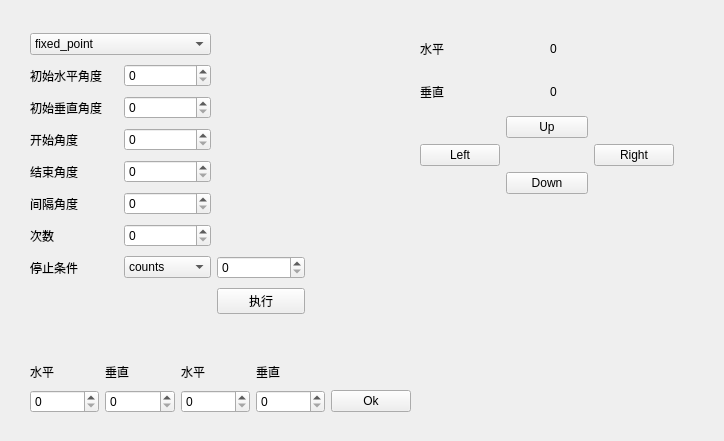
First picture: the form in ui/ControlTab.ui, repository yrj2009yrj/RadarServer, before the edit.
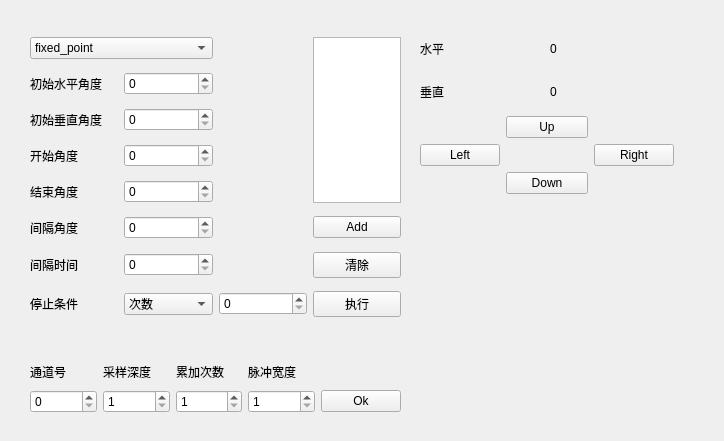
Second picture: the form after the edit.

```diff
--- a/ui/ControlTab.ui
+++ b/ui/ControlTab.ui
@@ -16,41 +16,23 @@
   <property name="toolTip">
    <string/>
   </property>
-  <widget class="QWidget" name="">
+  <widget class="QWidget" name="layoutWidget">
    <property name="geometry">
     <rect>
      <x>30</x>
      <y>30</y>
-     <width>275</width>
-     <height>291</height>
+     <width>371</width>
+     <height>302</height>
     </rect>
    </property>
-   <layout class="QGridLayout" name="gridLayout">
-    <item row="7" column="2">
-     <widget class="QSpinBox" name="spinBox_12"/>
+   <layout class="QGridLayout" name="gridLayout" columnstretch="1,1,1,1" columnminimumwidth="0,0,0,0">
+    <item row="3" column="1">
+     <widget class="QSpinBox" name="spnSAngle"/>
     </item>
-    <item row="7" column="1">
-     <widget class="QComboBox" name="cmbCollectMode_4">
-      <item>
-       <property name="text">
-        <string>counts</string>
-       </property>
-      </item>
-      <item>
-       <property name="text">
-        <string>stop_time</string>
-       </property>
-      </item>
-     </widget>
+    <item row="2" column="1">
+     <widget class="QSpinBox" name="spnVAngle"/>
     </item>
-    <item row="7" column="0">
-     <widget class="QLabel" name="label_13">
-      <property name="text">
-       <string>停止条件</string>
-      </property>
-     </widget>
-    </item>
-    <item row="8" column="2">
+    <item row="9" column="3">
      <widget class="QPushButton" name="btnExecute">
       <property name="statusTip">
        <string>执行动作</string>
@@ -60,9 +42,19 @@
       </property>
      </widget>
     </item>
-    <item row="1" column="0">
+    <item row="9" column="2">
+     <widget class="QSpinBox" name="spnConditionValue"/>
+    </item>
+    <item row="9" column="0">
      <widget class="QLabel" name="label_7">
       <property name="text">
+       <string>停止条件</string>
+      </property>
+     </widget>
+    </item>
+    <item row="1" column="0">
+     <widget class="QLabel" name="label_1">
+      <property name="text">
        <string>初始水平角度</string>
       </property>
      </widget>
@@ -71,54 +63,38 @@
      <widget class="QSpinBox" name="spnHAngle"/>
     </item>
     <item row="2" column="0">
-     <widget class="QLabel" name="label_8">
+     <widget class="QLabel" name="label_2">
       <property name="text">
        <string>初始垂直角度</string>
       </property>
      </widget>
     </item>
-    <item row="2" column="1">
-     <widget class="QSpinBox" name="spnVAngle"/>
-    </item>
     <item row="3" column="0">
-     <widget class="QLabel" name="label_9">
+     <widget class="QLabel" name="label_3">
       <property name="text">
        <string>开始角度</string>
       </property>
      </widget>
     </item>
-    <item row="3" column="1">
-     <widget class="QSpinBox" name="spnSAngle"/>
-    </item>
-    <item row="4" column="0">
-     <widget class="QLabel" name="label_10">
-      <property name="text">
-       <string>结束角度</string>
-      </property>
-     </widget>
-    </item>
     <item row="4" column="1">
      <widget class="QSpinBox" name="spnEAngle"/>
     </item>
-    <item row="5" column="0">
-     <widget class="QLabel" name="label_11">
-      <property name="text">
-       <string>间隔角度</string>
-      </property>
-     </widget>
-    </item>
-    <item row="5" column="1">
-     <widget class="QSpinBox" name="spnIAngle"/>
-    </item>
     <item row="6" column="0">
-     <widget class="QLabel" name="label_12">
+     <widget class="QLabel" name="label_5">
       <property name="text">
-       <string>次数</string>
+       <string>间隔角度</string>
       </property>
      </widget>
     </item>
     <item row="6" column="1">
-     <widget class="QSpinBox" name="spinBox_9"/>
+     <widget class="QSpinBox" name="spnIAngle"/>
+    </item>
+    <item row="8" column="0">
+     <widget class="QLabel" name="label_6">
+      <property name="text">
+       <string>间隔时间</string>
+      </property>
+     </widget>
     </item>
     <item row="0" column="0" colspan="2">
      <widget class="QComboBox" name="cmbCollectMode">
@@ -142,64 +118,131 @@
         <string>driving</string>
        </property>
       </item>
+     </widget>
+    </item>
+    <item row="9" column="1">
+     <widget class="QComboBox" name="cmbStopType">
       <item>
        <property name="text">
-        <string>custom</string>
+        <string>次数</string>
        </property>
       </item>
+      <item>
+       <property name="text">
+        <string>时间(s)</string>
+       </property>
+      </item>
+     </widget>
+    </item>
+    <item row="8" column="1">
+     <widget class="QSpinBox" name="spnITime"/>
+    </item>
+    <item row="4" column="0">
+     <widget class="QLabel" name="label_4">
+      <property name="text">
+       <string>结束角度</string>
+      </property>
+     </widget>
+    </item>
+    <item row="0" column="3" rowspan="5">
+     <widget class="QListWidget" name="lwdActionList"/>
+    </item>
+    <item row="8" column="3">
+     <widget class="QPushButton" name="btnClear">
+      <property name="statusTip">
+       <string>清除所有动作</string>
+      </property>
+      <property name="text">
+       <string>清除</string>
+      </property>
+     </widget>
+    </item>
+    <item row="6" column="3">
+     <widget class="QPushButton" name="btnAdd">
+      <property name="statusTip">
+       <string>增加一条动作</string>
+      </property>
+      <property name="text">
+       <string>Add</string>
+      </property>
      </widget>
     </item>
    </layout>
   </widget>
-  <widget class="QWidget" name="">
+  <widget class="QWidget" name="layoutWidget">
    <property name="geometry">
     <rect>
      <x>30</x>
      <y>360</y>
-     <width>381</width>
+     <width>371</width>
      <height>53</height>
     </rect>
    </property>
    <layout class="QGridLayout" name="gridLayout_2">
     <item row="1" column="0">
-     <widget class="QSpinBox" name="spinBox"/>
+     <widget class="QSpinBox" name="spnChannelNumber">
+      <property name="maximum">
+       <number>3</number>
+      </property>
+     </widget>
     </item>
     <item row="0" column="0">
-     <widget class="QLabel" name="label_3">
+     <widget class="QLabel" name="label_8">
       <property name="text">
-       <string>水平</string>
+       <string>通道号</string>
       </property>
      </widget>
     </item>
     <item row="0" column="2">
-     <widget class="QLabel" name="label_5">
+     <widget class="QLabel" name="label_10">
       <property name="text">
-       <string>水平</string>
+       <string>累加次数</string>
       </property>
      </widget>
     </item>
     <item row="0" column="1">
-     <widget class="QLabel" name="label_4">
+     <widget class="QLabel" name="label_9">
       <property name="text">
-       <string>垂直</string>
+       <string>采样深度</string>
       </property>
      </widget>
     </item>
     <item row="0" column="3">
-     <widget class="QLabel" name="label_6">
+     <widget class="QLabel" name="label_11">
       <property name="text">
-       <string>垂直</string>
+       <string>脉冲宽度</string>
       </property>
      </widget>
     </item>
     <item row="1" column="1">
-     <widget class="QSpinBox" name="spinBox_2"/>
+     <widget class="QSpinBox" name="spnSamplingDepth">
+      <property name="minimum">
+       <number>1</number>
+      </property>
+      <property name="maximum">
+       <number>16000</number>
+      </property>
+     </widget>
     </item>
     <item row="1" column="2">
-     <widget class="QSpinBox" name="spinBox_3"/>
+     <widget class="QSpinBox" name="spnAccumulativeFrequency">
+      <property name="minimum">
+       <number>1</number>
+      </property>
+      <property name="maximum">
+       <number>65536</number>
+      </property>
+     </widget>
     </item>
     <item row="1" column="3">
-     <widget class="QSpinBox" name="spinBox_4"/>
+     <widget class="QSpinBox" name="spnPulseWidth">
+      <property name="minimum">
+       <number>1</number>
+      </property>
+      <property name="maximum">
+       <number>200</number>
+      </property>
+     </widget>
     </item>
     <item row="1" column="4">
      <widget class="QPushButton" name="btnDown_2">
@@ -213,7 +256,7 @@
     </item>
    </layout>
   </widget>
-  <widget class="QWidget" name="">
+  <widget class="QWidget" name="layoutWidget">
    <property name="geometry">
     <rect>
      <x>420</x>
@@ -224,14 +267,14 @@
    </property>
    <layout class="QGridLayout" name="gridLayout_3">
     <item row="1" column="0" colspan="2">
-     <widget class="QLabel" name="label_2">
+     <widget class="QLabel" name="label_13">
       <property name="text">
        <string>垂直</string>
       </property>
      </widget>
     </item>
     <item row="0" column="0" colspan="2">
-     <widget class="QLabel" name="label_1">
+     <widget class="QLabel" name="label_12">
       <property name="text">
        <string>水平</string>
       </property>
```
Left out of the diff: 4 changed lines with no effect on the pictures.
